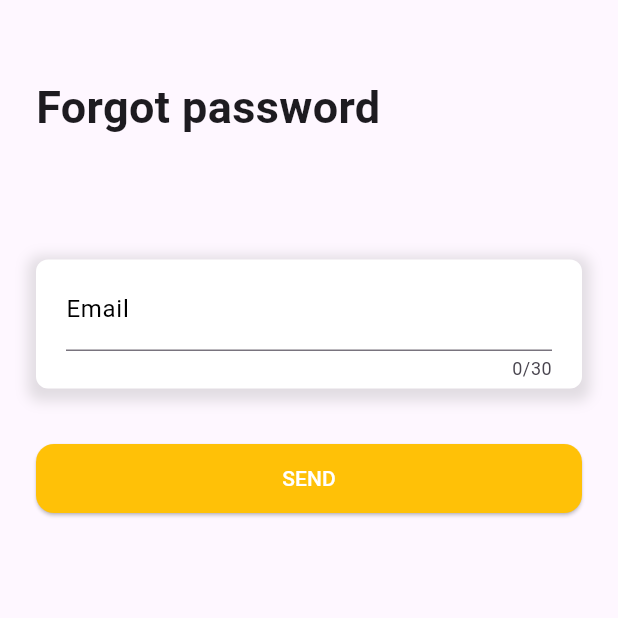
After one commit to kietdev123/ecommerce_mobile, a Flutter app: the screen it shows after launch, after a tap on the "arrow right alt" icon, on a phone screen of 412 x 824 dp, the top half of it. The commit adds this screen. Run offline on Flutter 3.47's test engine with Material 3 defaults, Android fonts, the phone set to English and light mode, and no system bars; our stand-ins replace firebase_auth, firebase_core, flutter_bloc, flutter_easyloading, flutter_localization, ionicons; accounts and stored records are empty.

Commit message:
feat: change password

```diff
--- a/lib/bloc/authentication/authentication_event.dart
+++ b/lib/bloc/authentication/authentication_event.dart
@@ -15,6 +15,11 @@ class SignUpEvent extends AuthenticationEvent {
   SignUpEvent(this.name, this.email, this.password);
 }
 
+class ForgotPasswordEvent extends AuthenticationEvent {
+  final String email;
+  ForgotPasswordEvent(this.email);
+}
+
 class SignOutEvent extends AuthenticationEvent {}
 
 class LoadProfileEvent extends AuthenticationEvent {}
--- a/lib/bloc/authentication/authentication_state.dart
+++ b/lib/bloc/authentication/authentication_state.dart
@@ -23,6 +23,8 @@ class SignOutSuccess extends AuthenticationState {}
 
 class SignUpSuccess extends AuthenticationState {}
 
+class ForgotPasswordSuccess extends AuthenticationState {}
+
 //This is the error state of bloc
 class AuthenticationError extends AuthenticationState {
   late final dynamic error;
--- a/lib/data/remote/firebase/firebase_service.dart
+++ b/lib/data/remote/firebase/firebase_service.dart
@@ -41,4 +41,13 @@ class FirebaseService {
       rethrow;
     }
   }
+
+  Future<void> forgotPassword(String email) async {
+    try {
+      print('here $email');
+      await auth.sendPasswordResetEmail(email: email);
+    } catch (e) {
+      rethrow;
+    }
+  }
 }
--- a/lib/main.dart
+++ b/lib/main.dart
@@ -1,5 +1,5 @@
 import 'package:ecommerce_mobile/bloc/authentication/authentication_event.dart';
-import 'package:ecommerce_mobile/ui/authentication/login_screen.dart';
+import 'package:ecommerce_mobile/ui/auth/login_screen.dart';
 import 'package:ecommerce_mobile/ui/home/home_screen.dart';
 import 'package:ecommerce_mobile/ui/test_screen.dart';
 import 'package:firebase_auth/firebase_auth.dart';
@@ -25,6 +25,8 @@ Future<void> main() async {
   app = await Firebase.initializeApp(
     options: DefaultFirebaseOptions.currentPlatform,
   );
+
+  await FirebaseAuth.instance.setLanguageCode("vn");
 
   auth = FirebaseAuth.instanceFor(app: app);
   runApp(
--- a/lib/repository/authentication/authentication_imp.dart
+++ b/lib/repository/authentication/authentication_imp.dart
@@ -45,4 +45,13 @@ class AuthenticationRepoImp extends AuthenticationRepo {
       rethrow;
     }
   }
+
+  @override
+  Future forgotPassword(String email) async {
+    try {
+      await _fireBaseService.forgotPassword(email);
+    } catch (e) {
+      rethrow;
+    }
+  }
 }
--- a/lib/repository/authentication/authentication_repo.dart
+++ b/lib/repository/authentication/authentication_repo.dart
@@ -4,4 +4,5 @@ abstract class AuthenticationRepo {
   Future<void> signOut() async {}
   void loadProfile() {}
   Future<dynamic> signUp(String name, String email, String password) async {}
+  Future<void> forgotPassword(String email) async {}
 }
--- a/lib/routes/route_generator.dart
+++ b/lib/routes/route_generator.dart
@@ -1,6 +1,7 @@
 import 'package:ecommerce_mobile/bloc/authentication/authentication_bloc.dart';
-import 'package:ecommerce_mobile/ui/authentication/login_screen.dart';
-import 'package:ecommerce_mobile/ui/authentication/sign_up_screen.dart';
+import 'package:ecommerce_mobile/ui/auth/forgot_password_screen.dart';
+import 'package:ecommerce_mobile/ui/auth/login_screen.dart';
+import 'package:ecommerce_mobile/ui/auth/sign_up_screen.dart';
 import 'package:ecommerce_mobile/ui/home/home_screen.dart';
 import 'package:ecommerce_mobile/ui/setting/setting_screen.dart';
 import 'package:flutter/material.dart';
@@ -40,6 +41,11 @@ class RouteGenerator {
         return MaterialPageRoute(
           builder: (_) => const SignUpScreen(),
         );
+
+      case ForgotPasswordScreen.id:
+        return MaterialPageRoute(
+          builder: (_) => const ForgotPasswordScreen(),
+        );
       default:
         return _errorRoute();
     }
--- /dev/null
+++ b/lib/ui/auth/forgot_password_screen.dart
@@ -0,0 +1,145 @@
+import 'package:ecommerce_mobile/bloc/authentication/authentication_event.dart';
+import 'package:ecommerce_mobile/bloc/authentication/authentication_state.dart';
+import 'package:ecommerce_mobile/ui/auth/login_screen.dart';
+import 'package:ecommerce_mobile/ui/utils/utils.dart';
+import 'package:flutter/foundation.dart';
+import 'package:flutter/material.dart';
+import 'package:flutter_bloc/flutter_bloc.dart';
+import 'package:flutter_easyloading/flutter_easyloading.dart';
+
+import '../../bloc/authentication/authentication_bloc.dart';
+import '../../res/resources.dart';
+import '../widgets/custom_card.dart';
+import '../widgets/padding_screen.dart';
+
+class ForgotPasswordScreen extends StatefulWidget {
+  static const String id = "forgot_password_screen";
+  const ForgotPasswordScreen({super.key});
+
+  @override
+  State<ForgotPasswordScreen> createState() => _ForgotPasswordScreenState();
+}
+
+class _ForgotPasswordScreenState extends State<ForgotPasswordScreen> {
+  final _formKey = GlobalKey<FormState>();
+  final _emailTextController = TextEditingController();
+
+  late AuthenticationBloc _authenticationBloc;
+
+  @override
+  void initState() {
+    Future.delayed(const Duration(seconds: 2), () {
+      EasyLoading.dismiss();
+    });
+    _authenticationBloc = BlocProvider.of(context);
+
+    super.initState();
+  }
+
+  @override
+  Widget build(BuildContext context) {
+    final resource = Resources(context);
+
+    return Scaffold(
+      body: SingleChildScrollView(
+        child: PaddingScreen(
+          child: Column(children: [
+            Form(
+              key: _formKey,
+              child: Column(
+                crossAxisAlignment: CrossAxisAlignment.start,
+                children: <Widget>[
+                  // Add TextFormFields and ElevatedButton here.
+
+                  const SizedBox(height: 50),
+
+                  Text(
+                    'Forgot password',
+                    style: const TextStyle(
+                        fontWeight: FontWeight.bold, fontSize: 30),
+                  ),
+                  const SizedBox(height: 80),
+
+                  CustomCard(
+                    child: TextFormField(
+                      controller: _emailTextController,
+                      // The validator receives the text that the user has entered.
+                      cursorColor: resource.color.colorPrimaryText,
+                      maxLength: 30,
+                      autovalidateMode: AutovalidateMode.onUserInteraction,
+                      decoration: InputDecoration(
+                        // border: InputBorder.none,
+                        labelStyle:
+                            TextStyle(color: resource.color.colorPrimaryText),
+                        focusColor: resource.color.colorPrimaryText,
+                        labelText: "Email",
+                      ),
+                      validator: (value) {
+                        return validateEmail(value, context);
+                      },
+                    ),
+                  ),
+
+                  const SizedBox(height: 12),
+
+                  const SizedBox(height: 24),
+
+                  BlocConsumer<AuthenticationBloc, AuthenticationState>(
+                    builder: (context, state) {
+                      return ElevatedButton(
+                        style: ElevatedButton.styleFrom(
+                          backgroundColor: resource.color.colorPrimary,
+                          minimumSize: const Size(double.infinity, 46),
+                          maximumSize: const Size(double.infinity, 46),
+                          shape: RoundedRectangleBorder(
+                            borderRadius: BorderRadius.circular(12.0),
+                          ),
+                        ),
+                        onPressed: () async {
+                          if (state is AuthenticationLoading) return;
+                          if (_formKey.currentState!.validate()) {
+                            var emailAddress = _emailTextController.text.trim();
+                            EasyLoading.show();
+
+                            _authenticationBloc.add(
+                              ForgotPasswordEvent(
+                                emailAddress,
+                              ),
+                            );
+                          }
+                        },
+                        child: Text(
+                          'SEND',
+                          style: TextStyle(
+                              color: resource.color.colorInPrimaryBackground),
+                        ),
+                      );
+                    },
+                    listener: (context, state) async {
+                      if (state is AuthenticationLoading) {
+                      } else if (state is ForgotPasswordSuccess) {
+                        EasyLoading.dismiss();
+                        EasyLoading.showSuccess(
+                            'Check your email to change password',
+                            duration: const Duration(seconds: 2));
+
+                        Navigator.of(context, rootNavigator: true).pushNamed(
+                          LoginScreen.id,
+                        );
+                      } else if (state is AuthenticationError) {
+                        EasyLoading.dismiss();
+
+                        EasyLoading.showError(state.error.toString(),
+                            duration: const Duration(seconds: 2));
+                      }
+                    },
+                  ),
+                ],
+              ),
+            ),
+          ]),
+        ),
+      ),
+    );
+  }
+}
--- a/lib/ui/authentication/sign_up_screen.dart
+++ b/lib/ui/auth/login_screen.dart
@@ -2,7 +2,9 @@ import 'package:ecommerce_mobile/bloc/authentication/authentication_bloc.dart';
 import 'package:ecommerce_mobile/bloc/authentication/authentication_event.dart';
 import 'package:ecommerce_mobile/bloc/authentication/authentication_state.dart';
 import 'package:ecommerce_mobile/res/resources.dart';
-import 'package:ecommerce_mobile/ui/authentication/login_screen.dart';
+import 'package:ecommerce_mobile/ui/auth/forgot_password_screen.dart';
+import 'package:ecommerce_mobile/ui/auth/sign_up_screen.dart';
+import 'package:ecommerce_mobile/ui/home/home_screen.dart';
 import 'package:ecommerce_mobile/ui/setting/setting_screen.dart';
 import 'package:ecommerce_mobile/ui/utils/utils.dart';
 import 'package:ecommerce_mobile/ui/widgets/custom_card.dart';
@@ -18,22 +20,20 @@ import 'package:ionicons/ionicons.dart';
 
 import '../../res/app_locale.dart';
 
-class SignUpScreen extends StatefulWidget {
-  static const String id = "sign_up_screen";
-  const SignUpScreen({super.key});
+class LoginScreen extends StatefulWidget {
+  static const String id = "login_screen";
+  const LoginScreen({super.key});
 
   @override
-  State<SignUpScreen> createState() => _SignUpScreenState();
+  State<LoginScreen> createState() => _LoginScreenState();
 }
 
-class _SignUpScreenState extends State<SignUpScreen> {
+class _LoginScreenState extends State<LoginScreen> {
   final _formKey = GlobalKey<FormState>();
   final _emailTextController = TextEditingController();
   final _passwordTextController = TextEditingController();
-  final _nameTextController = TextEditingController();
-
   bool isLoading = false;
-  bool isObscurePassword = true;
+  bool isObscure = true;
 
   late AuthenticationBloc _authenticationBloc;
 
@@ -63,42 +63,13 @@ class _SignUpScreenState extends State<SignUpScreen> {
                   // Add TextFormFields and ElevatedButton here.
 
                   const SizedBox(height: 50),
-                  GestureDetector(
-                    onTap: () {
-                      Navigator.of(context, rootNavigator: true).pop();
-                    },
-                    child: const Icon(Icons.arrow_back_ios),
-                  ),
-                  const SizedBox(height: 12),
+
                   Text(
-                    "Sign Up",
+                    'Login',
                     style: const TextStyle(
                         fontWeight: FontWeight.bold, fontSize: 30),
                   ),
                   const SizedBox(height: 80),
-
-                  CustomCard(
-                    child: TextFormField(
-                      controller: _nameTextController,
-                      // The validator receives the text that the user has entered.
-                      cursorColor: resource.color.colorPrimaryText,
-                      maxLength: 30,
-                      autovalidateMode: AutovalidateMode.onUserInteraction,
-                      decoration: InputDecoration(
-                        // border: InputBorder.none,
-                        labelStyle:
-                            TextStyle(color: resource.color.colorPrimaryText),
-                        focusColor: resource.color.colorPrimaryText,
-                        labelText: "Name",
-                      ),
-                      validator: (value) {
-                        if (value == '') return 'Required';
-                        return null;
-                      },
-                    ),
-                  ),
-
-                  const SizedBox(height: 12),
 
                   CustomCard(
                     child: TextFormField(
@@ -129,31 +100,31 @@ class _SignUpScreenState extends State<SignUpScreen> {
                       autovalidateMode: AutovalidateMode.onUserInteraction,
                       maxLength: 30,
                       decoration: InputDecoration(
-                        labelText: 'Password',
+                        labelText: AppLocale.password.getString(context),
                         labelStyle:
                             TextStyle(color: resource.color.colorPrimaryText),
-                        suffixIcon: isObscurePassword
+                        suffixIcon: isObscure
                             ? IconButton(
                                 onPressed: () {
                                   setState(() {
-                                    isObscurePassword = !isObscurePassword;
+                                    isObscure = !isObscure;
                                   });
                                 },
                                 icon: const Icon(Ionicons.eye_off))
                             : IconButton(
                                 onPressed: () {
                                   setState(() {
-                                    isObscurePassword = !isObscurePassword;
+                                    isObscure = !isObscure;
                                   });
                                 },
                                 icon: const Icon(Ionicons.eye),
                               ),
                       ),
+                      obscureText: isObscure,
                       validator: (value) {
                         if (value == '') return 'Required';
                         return null;
                       },
-                      obscureText: isObscurePassword,
                     ),
                   ),
 
@@ -162,14 +133,14 @@ class _SignUpScreenState extends State<SignUpScreen> {
                   Row(
                     mainAxisAlignment: MainAxisAlignment.end,
                     children: [
-                      Text(AppLocale.alreadyHaveAnAccount.getString(context)),
-                      GestureDetector(
-                        onTap: () {
+                      Text('Forgot your password?'),
+                      IconButton(
+                        onPressed: () {
                           Navigator.of(context, rootNavigator: true).pushNamed(
-                            LoginScreen.id,
+                            ForgotPasswordScreen.id,
                           );
                         },
-                        child: Icon(
+                        icon: Icon(
                           Icons.arrow_right_alt_outlined,
                           color: resource.color.colorPrimary,
                         ),
@@ -193,14 +164,12 @@ class _SignUpScreenState extends State<SignUpScreen> {
                         onPressed: () async {
                           if (state is AuthenticationLoading) return;
                           if (_formKey.currentState!.validate()) {
-                            var name = _nameTextController.text.trim();
                             var emailAddress = _emailTextController.text.trim();
                             var password = _passwordTextController.text.trim();
                             EasyLoading.show();
 
                             _authenticationBloc.add(
-                              SignUpEvent(
-                                name,
+                              AuthenticationSignInWithEmailPassWordEvent(
                                 emailAddress,
                                 password,
                               ),
@@ -208,7 +177,7 @@ class _SignUpScreenState extends State<SignUpScreen> {
                           }
                         },
                         child: Text(
-                          'Sign up',
+                          'Login',
                           style: TextStyle(
                               color: resource.color.colorInPrimaryBackground),
                         ),
@@ -216,13 +185,14 @@ class _SignUpScreenState extends State<SignUpScreen> {
                     },
                     listener: (context, state) async {
                       if (state is AuthenticationLoading) {
-                      } else if (state is SignUpSuccess) {
+                      } else if (state is AuthenticationSuccess) {
                         EasyLoading.dismiss();
-                        EasyLoading.showSuccess('Sign up successful',
+                        EasyLoading.showSuccess('Login successful',
                             duration: const Duration(seconds: 2));
                         Navigator.of(context, rootNavigator: true).pushNamed(
-                          LoginScreen.id,
+                          HomeScreen.id,
                         );
+                        Future.delayed(const Duration(seconds: 2), () {});
                       } else if (state is AuthenticationError) {
                         EasyLoading.dismiss();
 
@@ -233,11 +203,7 @@ class _SignUpScreenState extends State<SignUpScreen> {
                   ),
 
                   const SizedBox(height: 50),
-                  Center(
-                    child: Text(
-                      'Or sign up with a social account',
-                    ),
-                  ),
+                  Center(child: Text("Or login in with a social account")),
                   const SizedBox(height: 12),
                   Center(
                       child: IconButton(
@@ -247,6 +213,28 @@ class _SignUpScreenState extends State<SignUpScreen> {
                       width: 36,
                     ),
                   )),
+                  const SizedBox(height: 46),
+
+                  Row(
+                    mainAxisAlignment: MainAxisAlignment.center,
+                    crossAxisAlignment: CrossAxisAlignment.center,
+                    children: [
+                      Text(
+                        "Don't have an account? ",
+                      ),
+                      GestureDetector(
+                          onTap: () {
+                            Navigator.of(context, rootNavigator: true)
+                                .pushNamed(
+                              SignUpScreen.id,
+                            );
+                          },
+                          child: Text(
+                            "Sign up",
+                            style: resource.style.textPrimary,
+                          )),
+                    ],
+                  )
                 ],
               ),
             ),
```
Also changed, not shown: lib/bloc/authentication/authentication_bloc.dart (+17 -0 lines), lib/ui/auth/sign_up_screen.dart (renamed from lib/ui/authentication/login_screen.dart, +68 -48 lines).
